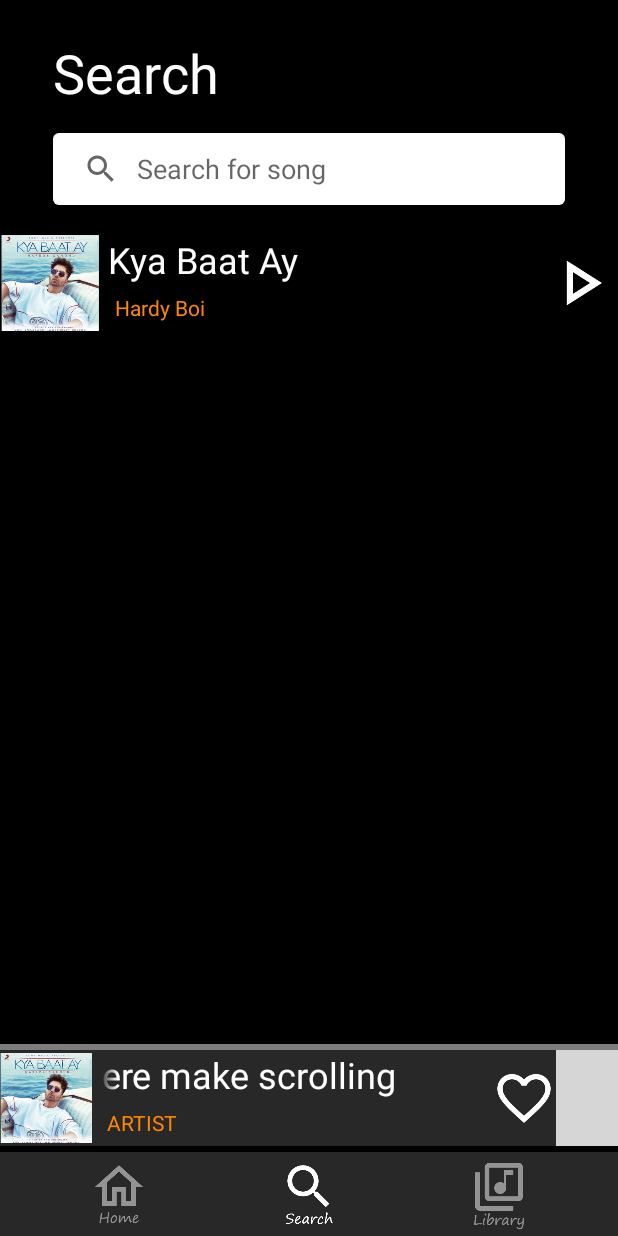
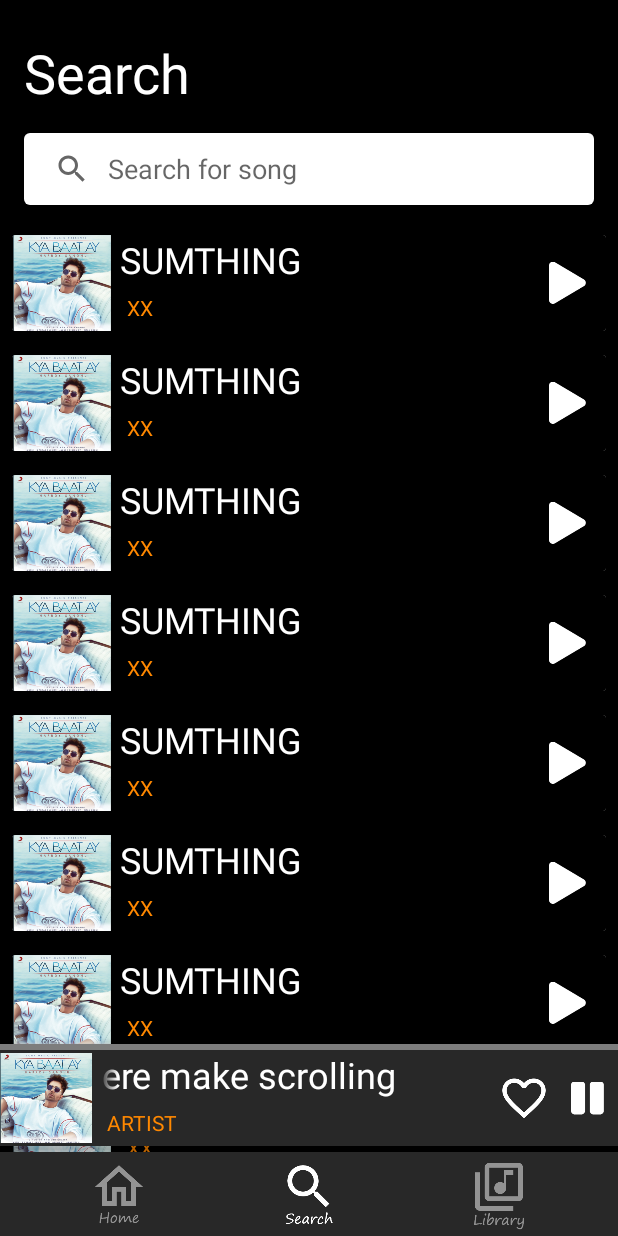
Before and after one commit to EtashTyagi/Kaseki, an Android app: the screen it shows after launch (MainActivity), after a tap on an icon or button, on a phone screen of 412 x 824 dp. Run offline under Robolectric (Android 15) with nearby library versions, the light colour scheme and no system bars; our stand-ins replace Volley; libraries missing offline, so code that uses them is left out: com.yausername.youtubedl_android; network calls fail; Roboto replaces fonts that are not available here; 5 statements that could not run were skipped; 2 other taps on this screen came first; grey boxes are pictures that could not be loaded.

```diff
--- a/app/src/main/java/com/example/kaseki/MainActivity.java
+++ b/app/src/main/java/com/example/kaseki/MainActivity.java
@@ -9,10 +9,13 @@ import android.view.View;
 import android.widget.Button;
 import androidx.appcompat.app.AppCompatActivity;
 import android.os.Bundle;
+import androidx.recyclerview.widget.LinearLayoutManager;
+import androidx.recyclerview.widget.RecyclerView;
 
 import java.io.Console;
 import java.io.File;
 import java.io.IOException;
+import java.util.ArrayList;
 
 public class MainActivity extends AppCompatActivity {
     private BottomBarController bottomBarController;
@@ -31,18 +34,35 @@ public class MainActivity extends AppCompatActivity {
         Downloader.initialize(getApplication(),getApplicationInfo().dataDir);
 
         //Bottom Bar
-        bottomBarController =new BottomBarController(this);
-
+        initiateBottomBar();
         //Song Display Bar
-        secondarySongDisplayController=new SecondarySongDisplayController(this);
-
-        mainDisplayFlipperController=new MainDisplayFlipperController(this);
-
-        //example
+        initiateSecondarySongDisplay();
+        //Main Display
+        initiateMainDisplay();
+        //Download example
         Downloader.download("sAHbwzkrlmg");
         Search search = new Search();
         search.call(this,"attention");
-
+    }
+    private void initiateBottomBar() {
+        bottomBarController =new BottomBarController(this);
+    }
+    private void initiateSecondarySongDisplay() {
+        secondarySongDisplayController=new SecondarySongDisplayController(this);
+    }
+    private void initiateMainDisplay() {
+        mainDisplayFlipperController=new MainDisplayFlipperController(this);
+        View test = findViewById(R.id.searchDisplayInclude);
+        ArrayList<Song> searchList=new ArrayList<>();
+        RecyclerView scroller = test.findViewById(R.id.scroller);
+        SongDisplayAdapter scrollerAdapter = new SongDisplayAdapter(searchList);
+        final LinearLayoutManager layoutManager = new LinearLayoutManager(this);
+        layoutManager.setOrientation(LinearLayoutManager.VERTICAL);
+        scroller.setLayoutManager(layoutManager);
+        scroller.setAdapter(scrollerAdapter);
+        mainDisplayFlipperController.initiateHomeDisplay();
+        mainDisplayFlipperController.initiateSearchDisplay(searchList, scrollerAdapter);
+        mainDisplayFlipperController.initiateLibraryDisplay();
     }
     public void changeMainDisplayController(Class<? extends DisplayController> type) {
         mainDisplayFlipperController.flipToDisplay(type);
--- a/app/src/main/java/com/example/kaseki/MainDisplayFlipperController.java
+++ b/app/src/main/java/com/example/kaseki/MainDisplayFlipperController.java
@@ -2,6 +2,7 @@ package com.example.kaseki;
 
 import android.widget.ViewFlipper;
 
+import java.util.ArrayList;
 import java.util.HashMap;
 
 public class MainDisplayFlipperController {
@@ -9,6 +10,7 @@ public class MainDisplayFlipperController {
     private MainActivity mainActivity;
     private HashMap<Class<? extends DisplayController>, Integer> displayControllersToID
             =new HashMap<>();
+    private HashMap<Integer, DisplayController> idToObject=new HashMap<>();
     private int currentSelectedID=0;
 
     MainDisplayFlipperController(MainActivity mainActivity) {
@@ -41,6 +43,15 @@ public class MainDisplayFlipperController {
         }
         currentSelectedID=nextID;
     }
+    public void initiateHomeDisplay() {
+        idToObject.put(0, new HomeDisplayController(mainActivity));
+    }
+    public void initiateSearchDisplay(ArrayList<Song> searchList, SongDisplayAdapter songDisplayAdapter) {
+        idToObject.put(1, new SearchDisplayController(mainActivity, songDisplayAdapter, searchList));
+    }
+    public void initiateLibraryDisplay() {
+        idToObject.put(2, new LibraryDisplayController(mainActivity));
+    }
     private void flipNext() {
         parent.setInAnimation(mainActivity.getBaseContext(),
                 R.anim.slide_right_next);
--- a/app/src/main/java/com/example/kaseki/SearchDisplayController.java
+++ b/app/src/main/java/com/example/kaseki/SearchDisplayController.java
@@ -1,12 +1,34 @@
 package com.example.kaseki;
 
+import android.util.Log;
 import android.view.View;
 import android.view.ViewStub;
+import android.widget.Button;
+import android.widget.EditText;
+import android.widget.TextView;
+import android.widget.Toast;
 import androidx.appcompat.app.AppCompatActivity;
+import androidx.recyclerview.widget.LinearLayoutManager;
+import androidx.recyclerview.widget.RecyclerView;
 
-public class SearchDisplayController extends DisplayController{
-    SearchDisplayController(MainActivity mainActivity) {
+import java.util.ArrayList;
+
+public class SearchDisplayController extends DisplayController {
+    private SongDisplayAdapter scrollerAdapter;
+    private ArrayList<Song> searchList;
+
+    SearchDisplayController(MainActivity mainActivity, SongDisplayAdapter scrollerAdapter, ArrayList<Song> searchList) {
         super(mainActivity);
         this.parent=this.parent.findViewById(R.id.searchDisplayInclude);
+        this.searchList=searchList;
+        this.scrollerAdapter=scrollerAdapter;
+        for (int i = 0; i < 10; i++) {
+            Song mLog = new Song();
+            mLog.setSongName("SUMTHING");
+            mLog.setVideoID("XX");
+            searchList.add(mLog);
+            scrollerAdapter.notifyData(searchList);
+        }
+
     }
 }
--- a/app/src/main/java/com/example/kaseki/SecondarySongDisplayController.java
+++ b/app/src/main/java/com/example/kaseki/SecondarySongDisplayController.java
@@ -3,28 +3,29 @@ package com.example.kaseki;
 import android.view.View;
 import android.widget.ImageButton;
 import android.widget.TextView;
-import androidx.appcompat.app.AppCompatActivity;
 
 public class SecondarySongDisplayController {
-    View parent;
-    MainActivity mainActivity;
-    ImageButton playPauseButton;
-    TextView songNameTextView;
-    boolean paused=true;
+    private View parent;
+    private MainActivity mainActivity;
+    private ImageButton playPauseButton;
+    private TextView songNameTextView;
+    private static final int PLAY_IMAGE=R.drawable.play;
+    private static final int PAUSE_IMAGE=R.drawable.pause;
+    private boolean paused=true;
     SecondarySongDisplayController(MainActivity mainActivity) {
         this.parent=mainActivity.findViewById(R.id.secondarySongDisplayInclude);
         this.mainActivity=mainActivity;
         playPauseButton=parent.findViewById(R.id.playPauseButton);
-        songNameTextView=parent.findViewById(R.id.songNameTextView);
+        songNameTextView=parent.findViewById(R.id.songNameTextViewSD);
         songNameTextView.setSelected(true);
         playPauseButton.setOnClickListener(this::onClick);
     }
     private void onClick(View view) {
         if (view==playPauseButton) {
             if (paused) {
-                playPauseButton.setImageResource(R.drawable.outline_pause_white_48);
+                playPauseButton.setImageResource(PAUSE_IMAGE);
             } else {
-                playPauseButton.setImageResource(R.drawable.outline_play_arrow_white_48);
+                playPauseButton.setImageResource(PLAY_IMAGE);
             }
             paused=!paused;
         }
--- /dev/null
+++ b/app/src/main/java/com/example/kaseki/Song.java
@@ -0,0 +1,42 @@
+package com.example.kaseki;
+
+import java.io.Serializable;
+
+public class Song implements Serializable {
+    private String videoID;
+    private String path;
+    private String songName;
+    private String thumbnailPath;
+
+    public String getVideoID() {
+        return videoID;
+    }
+
+    public void setVideoID(String videoID) {
+        this.videoID = videoID;
+    }
+
+    public String getPath() {
+        return path;
+    }
+
+    public void setPath(String path) {
+        this.path = path;
+    }
+
+    public String getSongName() {
+        return songName;
+    }
+
+    public void setSongName(String songName) {
+        this.songName = songName;
+    }
+
+    public String getThumbnailPath() {
+        return thumbnailPath;
+    }
+
+    public void setThumbnailPath(String thumbnailPath) {
+        this.thumbnailPath = thumbnailPath;
+    }
+}
--- /dev/null
+++ b/app/src/main/java/com/example/kaseki/SongDisplayAdapter.java
@@ -0,0 +1,64 @@
+package com.example.kaseki;
+
+import android.graphics.Bitmap;
+import android.graphics.BitmapFactory;
+import android.view.LayoutInflater;
+import android.view.View;
+import android.view.ViewGroup;
+import android.widget.*;
+import androidx.recyclerview.widget.RecyclerView;
+
+import java.io.File;
+import java.io.FileInputStream;
+import java.io.FileNotFoundException;
+import java.util.ArrayList;
+
+public class SongDisplayAdapter extends RecyclerView.Adapter<SongDisplayAdapter.SongDisplayHolder> {
+    private ArrayList<Song> myList;
+    int mLastPosition = 0;
+    public SongDisplayAdapter(ArrayList<Song> myList) {
+        this.myList = myList;
+    }
+    public SongDisplayHolder onCreateViewHolder(ViewGroup parent, int viewType) {
+        View view = LayoutInflater.from(parent.getContext()).inflate(R.layout.song_display_card, parent, false);
+        return new SongDisplayHolder(view);
+    }
+    @Override
+    public void onBindViewHolder(SongDisplayHolder holder, final int position) {
+        holder.songNameTextView.setText(myList.get(position).getSongName());
+        holder.artistNameTextView.setText(myList.get(position).getVideoID());
+        //TODO: IMAGE
+//        try {
+//            File f=new File(myList.get(position).getThumbnailPath());
+//            Bitmap b = BitmapFactory.decodeStream(new FileInputStream(f));
+//            holder.songImage.setImageBitmap(b);
+//        }
+//        catch (FileNotFoundException e)
+//        {
+//            e.printStackTrace();
+//        }
+        mLastPosition =position;
+    }
+    @Override
+    public int getItemCount() {
+        return(null != myList?myList.size():0);
+    }
+    public void notifyData(ArrayList<Song> myList) {
+        this.myList = myList;
+        notifyDataSetChanged();
+    }
+    static class SongDisplayHolder extends RecyclerView.ViewHolder {
+        private final TextView songNameTextView;
+        private final TextView artistNameTextView;
+        public ImageView songImage;
+        public SongDisplayHolder(final View parent) {
+            super(parent);
+            songNameTextView = parent.findViewById(R.id.songNameTextViewSD);
+            artistNameTextView= parent.findViewById(R.id.artistTextViewSD);
+            songImage = parent.findViewById(R.id.songImageSD);
+            LinearLayout mainLayout = parent.findViewById(R.id.songDisplayMainLayout);
+            mainLayout.setOnClickListener(v ->
+                    Toast.makeText(itemView.getContext(), "Position:" + getAdapterPosition(), Toast.LENGTH_SHORT).show());
+        }
+    }
+}
--- /dev/null
+++ b/app/src/main/java/com/example/kaseki/SongDisplayCardController.java
@@ -0,0 +1,14 @@
+package com.example.kaseki;
+
+import android.view.LayoutInflater;
+import android.view.View;
+import android.view.ViewGroup;
+import android.widget.*;
+import androidx.recyclerview.widget.RecyclerView;
+
+import java.util.ArrayList;
+
+public class SongDisplayCardController {
+
+
+}
--- a/app/src/main/java/com/example/kaseki/Utils.java
+++ b/app/src/main/java/com/example/kaseki/Utils.java
@@ -3,7 +3,11 @@ package com.example.kaseki;
 import android.app.Activity;
 import android.graphics.Color;
 import android.os.Build;
+import android.view.LayoutInflater;
 import androidx.core.content.ContextCompat;
+import androidx.recyclerview.widget.RecyclerView;
+
+import java.util.ArrayList;
 
 public class Utils {
 
@@ -32,5 +36,4 @@ public class Utils {
         hsv[2] *= 0.8f;
         return Color.HSVToColor(hsv);
     }
-
 }
--- a/app/src/main/res/layout/search_display.xml
+++ b/app/src/main/res/layout/search_display.xml
@@ -14,7 +14,7 @@
             android:textSize="36sp" app:layout_constraintStart_toStartOf="parent"
             app:layout_constraintEnd_toEndOf="parent" app:layout_constraintTop_toTopOf="parent"
             android:layout_marginTop="24dp" app:layout_constraintHorizontal_bias="0.15"
-            android:layout_marginStart="35dp" android:layout_marginEnd="35dp"/>
+            android:layout_marginStart="16dp" android:layout_marginEnd="16dp"/>
     <SearchView
             android:id="@+id/searchBar"
             android:layout_width="0dp"
@@ -27,13 +27,8 @@
             app:layout_constraintHorizontal_bias="0.494"
             android:queryBackground="@android:color/transparent" android:submitBackground="@android:color/transparent"
             app:layout_constraintTop_toBottomOf="@+id/searchTitle" android:layout_marginTop="16dp"
-            android:layout_marginStart="35dp" android:layout_marginEnd="35dp">
+            android:layout_marginStart="16dp" android:layout_marginEnd="16dp">
     </SearchView>
-    <include android:layout_width="0dp" android:layout_height="wrap_content"
-             layout="@layout/song_display_card" android:layout_weight="1"
-             app:layout_constraintStart_toStartOf="parent" app:layout_constraintEnd_toEndOf="parent"
-             app:layout_constraintTop_toBottomOf="@+id/searchBar" android:layout_marginTop="20dp"
-             app:layout_constraintHorizontal_bias="0.0"/>
     <androidx.recyclerview.widget.RecyclerView
             android:layout_width="0dp"
             android:layout_height="0dp"
--- a/app/src/main/res/layout/secondary_song_display.xml
+++ b/app/src/main/res/layout/secondary_song_display.xml
@@ -28,7 +28,7 @@
                 android:layout_height="match_parent">
             <ImageView
                     android:layout_width="64dp"
-                    android:layout_height="64dp" tools:srcCompat="@drawable/added" android:id="@+id/songImage"
+                    android:layout_height="64dp" tools:srcCompat="@drawable/added" android:id="@+id/songImageSD"
                     android:scaleType="fitCenter" android:layout_weight="1" app:srcCompat="@drawable/added"/>
             <LinearLayout
                     android:orientation="vertical"
@@ -37,7 +37,7 @@
                 <TextView
                         android:text=" Song name goes here make scrolling"
                         android:layout_width="wrap_content"
-                        android:layout_height="wrap_content" android:id="@+id/songNameTextView"
+                        android:layout_height="wrap_content" android:id="@+id/songNameTextViewSD"
                         android:textColor="@android:color/white" android:fontFamily="sans-serif"
                         android:paddingLeft="5dp" android:fadeScrollbars="true" android:textSize="24sp"
                         android:singleLine="true" android:ellipsize="marquee"
@@ -50,7 +50,7 @@
                         android:layout_height="wrap_content"
                         android:textColor="@android:color/holo_orange_dark" android:paddingLeft="10dp"
                         android:fontFamily="sans-serif" android:paddingTop="0dp" android:layout_weight="1"
-                        android:id="@+id/artistTextView"/>
+                        android:id="@+id/artistTextViewSD"/>
             </LinearLayout>
             <Space
                     android:layout_width="2dp"
@@ -59,12 +59,12 @@
                     android:layout_width="48dp"
                     android:layout_height="match_parent" app:srcCompat="@drawable/outline_favorite_border_white_48"
                     android:id="@+id/favouriteButton" android:background="@null" android:scaleType="centerInside"
-                    android:layout_weight="2"/>
+                    android:layout_weight="2" android:padding="4dp"/>
             <ImageButton
                     android:layout_width="48dp"
-                    android:layout_height="match_parent" app:srcCompat="@drawable/outline_play_arrow_white_48"
+                    android:layout_height="match_parent" app:srcCompat="@drawable/play"
                     android:id="@+id/playPauseButton" android:layout_weight="2" android:background="@null"
-                    android:scaleType="fitCenter"/>
+                    android:scaleType="fitCenter" android:padding="10dp"/>
         </LinearLayout>
     </LinearLayout>
 </com.google.android.material.bottomappbar.BottomAppBar>
--- a/app/src/main/res/layout/song_display_card.xml
+++ b/app/src/main/res/layout/song_display_card.xml
@@ -1,13 +1,20 @@
 <?xml version="1.0" encoding="utf-8"?>
-<LinearLayout xmlns:android="http://schemas.android.com/apk/res/android"
-              xmlns:app="http://schemas.android.com/apk/res-auto" xmlns:tools="http://schemas.android.com/tools"
-              android:layout_width="wrap_content"
+<androidx.cardview.widget.CardView xmlns:android="http://schemas.android.com/apk/res/android"
+                                   xmlns:tools="http://schemas.android.com/tools"
+                                   xmlns:app="http://schemas.android.com/apk/res-auto"
+                                   android:orientation="horizontal"
+                                   android:layout_width="match_parent"
+                                   android:layout_margin="8dp"
+                                   android:id="@+id/songDisplayCard"
+                                   android:layout_height="wrap_content">
+    <LinearLayout
+            android:layout_width="match_parent"
             android:layout_height="wrap_content" android:background="@android:color/black"
->
+            android:id="@+id/songDisplayMainLayout">
 
         <ImageView
                 android:layout_width="64dp"
-            android:layout_height="64dp" tools:srcCompat="@drawable/added" android:id="@+id/songImage"
+                android:layout_height="64dp" tools:srcCompat="@drawable/added" android:id="@+id/songImageSD"
                 android:scaleType="fitCenter" android:layout_weight="1" app:srcCompat="@drawable/added"/>
         <LinearLayout
                 android:orientation="vertical"
@@ -16,7 +23,7 @@
             <TextView
                     android:text="Kya Baat Ay"
                     android:layout_width="wrap_content"
-                android:layout_height="wrap_content" android:id="@+id/songNameTextView"
+                    android:layout_height="wrap_content" android:id="@+id/songNameTextViewSD"
                     android:textColor="@android:color/white" android:fontFamily="sans-serif"
                     android:paddingLeft="5dp" android:fadeScrollbars="true" android:textSize="24sp"
                     android:singleLine="true" android:ellipsize="marquee"
@@ -29,12 +36,13 @@
                     android:layout_height="wrap_content"
                     android:textColor="@android:color/holo_orange_dark" android:paddingLeft="10dp"
                     android:fontFamily="sans-serif" android:paddingTop="0dp" android:layout_weight="1"
-                android:id="@+id/artistTextView"/>
+                    android:id="@+id/artistTextViewSD"/>
         </LinearLayout>
         <ImageButton
                 android:layout_width="48dp"
-            android:layout_height="match_parent" app:srcCompat="@drawable/outline_play_arrow_white_48"
+                android:layout_height="match_parent" app:srcCompat="@drawable/play"
                 android:id="@+id/imageButton"
                 android:layout_weight="1" android:background="@null" android:scaleType="fitCenter"
-    />
+                android:padding="13dp"/>
     </LinearLayout>
+</androidx.cardview.widget.CardView>
```
Lines whose indentation alone changed are shown as unchanged.
